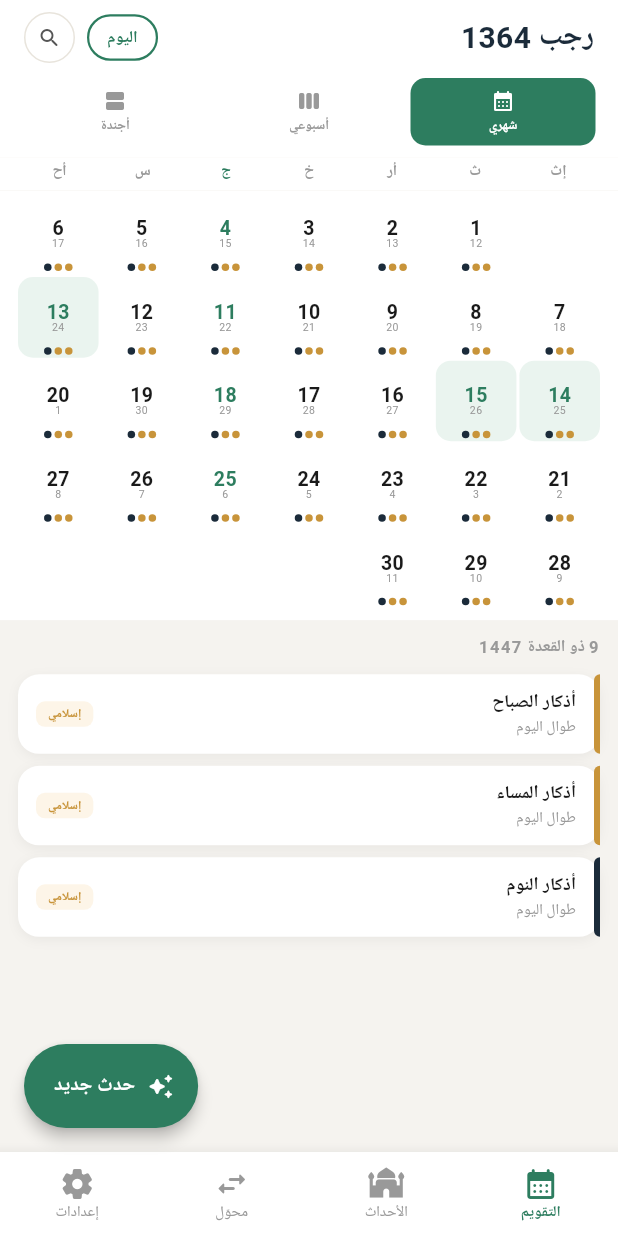
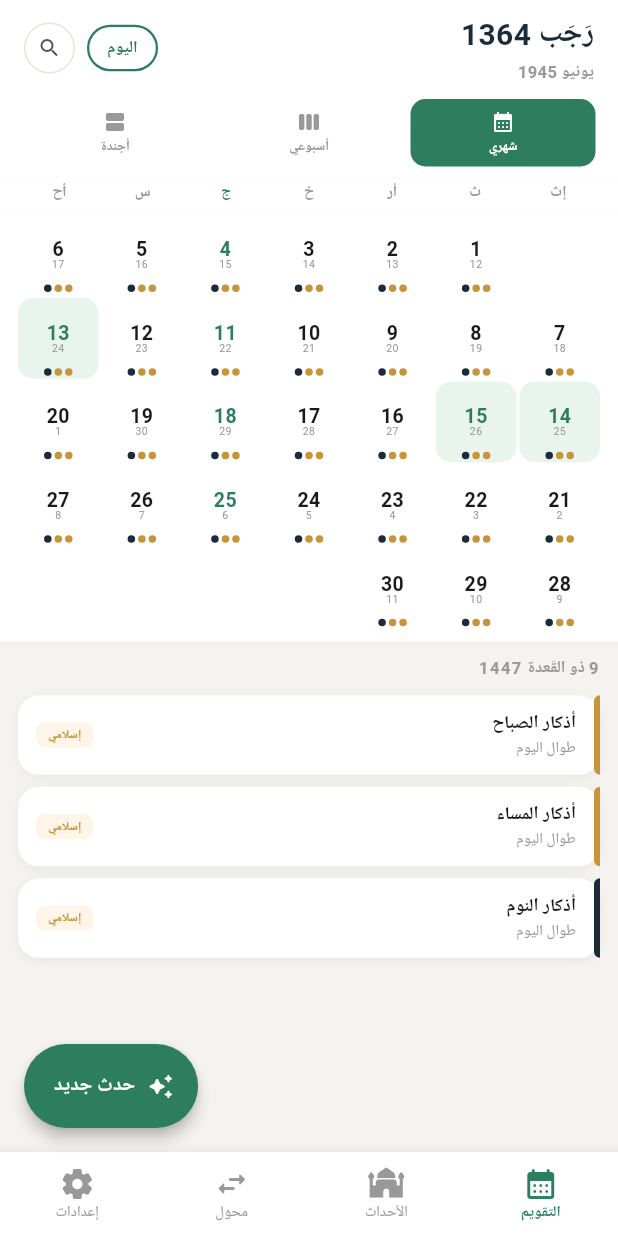
Before and after one commit to ennifimohammed-dotcom/hijri-calandar-8, a Flutter app: the HomeScreen screen opened directly, after a tap on "شهري", on a phone screen of 412 x 824 dp. Run offline on Flutter 3.47's test engine with Material 3 defaults, Android fonts, the phone set to English and light mode, and no system bars; our stand-ins replace file_picker, flutter_local_notifications, google_fonts, share_plus, shared_preferences, timezone; accounts and stored records are empty; Roboto replaces fonts that are missing (Amiri, Cairo).

Commit message:
Localization, Hijri month names, Western digits, Gregorian under Hijri
Four product-spec improvements applied across the app:

1. Strict canonical Arabic Hijri month spellings (with diacritics)
   in the required order in AppProvider.getHijriMonthName, plus
   matching transliterations for fr/en/es. event_bank_screen no
   longer duplicates the array; it reuses the provider list so all
   month strings stay consistent everywhere.

2. New lib/utils/text_format.dart utility:
   - toWesternDigits(s) maps any Arabic-Indic digits to 0-9
   - gregorianMonthShort(month, locale) and formatGregorianFull
     produce locale-aware Gregorian text with guaranteed Western
     digits, bypassing intl's locale-driven digit substitution
   - formatEventDateTime(d, locale, allDay:) for event screens

3. Calendar top bar now shows the Gregorian month/year in a small
   subtitle line under the Hijri header (Western digits, locale-
   aware month names).

4. Localization fixes and digit normalization:
   - SettingsScreen profile card: app title, Hijri line, Gregorian
     line, and stat labels are all locale-aware now (ar/fr/en/es)
     and routed through toWesternDigits
   - AboutSection version row localized for fr/en/es
   - event_bank_screen monthly subtitles use Western digits in
     Arabic locale ("13 . 14 . 15 كل شهر" instead of Arabic-Indic)
     and add fr/en/es variants
   - add_event_screen Time section pulls the user's locale from
     AppProvider, formats start/end via TextFormat (locale-aware
     month names + Western digits) instead of intl's DateFormat

https://claude.ai/code/session_01SCt5d3yUWrnPkYMz3QEQc9

```diff
--- a/lib/providers/app_provider.dart
+++ b/lib/providers/app_provider.dart
@@ -312,17 +312,37 @@ class AppProvider extends ChangeNotifier {
   // ── Localization ──────────────────────────────────────────
   String getHijriMonthName(int month, String loc) {
     if (month < 1 || month > 12) return '';
-    const ar = ['','محرم','صفر','ربيع الأول','ربيع الآخر','جمادى الأولى',
-        'جمادى الآخرة','رجب','شعبان','رمضان','شوال','ذو القعدة','ذو الحجة'];
-    const fr = ['','Mouharram','Safar',"Rabi'I","Rabi'II",'Joumada I',
-        'Joumada II','Rajab',"Cha'ban",'Ramadan','Chawwal',"Dhou Al-Qi'da",'Dhou Al-Hijja'];
-    const en = ['','Muharram','Safar',"Rabi' al-Awwal","Rabi' al-Thani",
-        'Jumada I','Jumada II','Rajab',"Sha'ban",'Ramadan','Shawwal',
-        "Dhu al-Qi'dah",'Dhu al-Hijjah'];
+    // Canonical Arabic Hijri month names with diacritics, in the
+    // strict order required by the calendar (1: المُحَرَّم … 12: ذو الحِجَّة).
+    const ar = [
+      '',
+      'المُحَرَّم',
+      'صَفَر',
+      'شهْرُ رَبِيعٍ الأولُ',
+      'شهْرُ رَبِيعٍ الآخِرُ',
+      'جُمَادىٰ الأولىٰ',
+      'جُمادىٰ الآخِرة',
+      'رَجَب',
+      'شَعبان',
+      'شهْرُ رَمَضانَ',
+      'شَوَّال',
+      'ذو القَعدة',
+      'ذو الحِجَّة',
+    ];
+    const fr = ['','Mouharram','Safar',"Rabi' al-Awwal","Rabi' al-Akhir",
+        'Joumada al-Oula','Joumada al-Akhira','Rajab','Chaabane',
+        'Ramadan','Chawwal',"Dhou al-Qi'da","Dhou al-Hijja"];
+    const en = ['','Muharram','Safar',"Rabi' al-Awwal","Rabi' al-Akhir",
+        'Jumada al-Ula','Jumada al-Akhira','Rajab',"Sha'ban",
+        'Ramadan','Shawwal',"Dhu al-Qi'dah",'Dhu al-Hijjah'];
+    const es = ['','Muharram','Safar',"Rabi' al-Awwal","Rabi' al-Ajir",
+        'Yumada al-Ula','Yumada al-Ajira','Rayab',"Sha'ban",
+        'Ramadán','Shawwal',"Du al-Qa'da",'Du al-Hiyya'];
     switch (loc) {
       case 'fr': return fr[month];
-      case 'en': case 'es': return en[month];
-      default: return ar[month];
+      case 'en': return en[month];
+      case 'es': return es[month];
+      default:   return ar[month];
     }
   }
 
--- a/lib/screens/add_event_screen.dart
+++ b/lib/screens/add_event_screen.dart
@@ -1,7 +1,9 @@
 import 'package:flutter/material.dart';
 import 'package:google_fonts/google_fonts.dart';
-import 'package:intl/intl.dart';
+import 'package:provider/provider.dart';
 import '../models/event_model.dart';
+import '../providers/app_provider.dart';
+import '../utils/text_format.dart';
 import '../theme.dart';
 
 /// Add / Edit Event screen — Time + Recurrence + Notifications input.
@@ -145,6 +147,7 @@ class _AddEventScreenState extends State<AddEventScreen> {
             const SizedBox(height: 12),
             _TimeSection(
               draft: _draft,
+              locale: context.watch<AppProvider>().locale,
               onAllDayChanged: (v) =>
                   setState(() => _draft.toggleAllDay(v)),
               onStartTap: _pickStart,
@@ -493,20 +496,23 @@ class _KindSelector extends StatelessWidget {
 
 class _TimeSection extends StatelessWidget {
   final _EventDraft draft;
+  final String locale;
   final ValueChanged<bool> onAllDayChanged;
   final VoidCallback onStartTap;
   final VoidCallback onEndTap;
   const _TimeSection({
     required this.draft,
+    required this.locale,
     required this.onAllDayChanged,
     required this.onStartTap,
     required this.onEndTap,
   });
 
   String _format(DateTime d) {
-    return draft.isAllDay
-        ? DateFormat.yMMMd().format(d)
-        : DateFormat.yMMMd().add_Hm().format(d);
+    // Locale-aware date string with strict Western digits.
+    return TextFormat.toWesternDigits(
+      TextFormat.formatEventDateTime(d, locale, allDay: draft.isAllDay),
+    );
   }
 
   @override
--- a/lib/screens/calendar_screen.dart
+++ b/lib/screens/calendar_screen.dart
@@ -4,6 +4,7 @@ import 'package:provider/provider.dart';
 import '../models/event_model.dart';
 import '../providers/app_provider.dart';
 import '../utils/hijri_utils.dart';
+import '../utils/text_format.dart';
 import '../theme.dart';
 import 'add_event_screen.dart';
 import 'search_screen.dart';
@@ -53,19 +54,45 @@ class _CalendarScreenState extends State<CalendarScreen> {
     final surf = isDark ? AppColors.darkSurface : AppColors.white;
     final m = p.currentMonth;
     final monthName = '${p.getHijriMonthName(m.hMonth, p.locale)} ${m.hYear}';
+    // Bridge to Gregorian so we can show the corresponding month/year
+    // beneath the Hijri header (small font, Western digits enforced).
+    DateTime gregFirst;
+    try {
+      gregFirst = HijriDate.hijriToGregorian(m.hYear, m.hMonth, 1);
+    } catch (_) {
+      gregFirst = DateTime.now();
+    }
+    final gregLabel = TextFormat.toWesternDigits(
+      TextFormat.formatGregorianMonthYear(gregFirst, p.locale),
+    );
     return Container(
       color: surf,
       padding: const EdgeInsets.fromLTRB(16, 8, 16, 10),
       child: Row(
         children: [
           Expanded(
-            child: Text(
-              monthName,
-              style: GoogleFonts.amiri(
-                fontSize: 20,
-                fontWeight: FontWeight.bold,
-                color: isDark ? AppColors.darkText : AppColors.navy,
-              ),
+            child: Column(
+              crossAxisAlignment: CrossAxisAlignment.start,
+              mainAxisSize: MainAxisSize.min,
+              children: [
+                Text(
+                  TextFormat.toWesternDigits(monthName),
+                  style: GoogleFonts.amiri(
+                    fontSize: 20,
+                    fontWeight: FontWeight.bold,
+                    color: isDark ? AppColors.darkText : AppColors.navy,
+                  ),
+                ),
+                const SizedBox(height: 2),
+                Text(
+                  gregLabel,
+                  style: GoogleFonts.cairo(
+                    fontSize: 11,
+                    fontWeight: FontWeight.w600,
+                    color: isDark ? AppColors.darkText3 : AppColors.text3,
+                  ),
+                ),
+              ],
             ),
           ),
           _TodayButton(p: p, isDark: isDark, onTap: () {
--- a/lib/screens/event_bank_screen.dart
+++ b/lib/screens/event_bank_screen.dart
@@ -368,22 +368,29 @@ class _EventRow extends StatelessWidget {
           : 'Every Mon & Thu';
     }
     if (cfg.isMonthly) {
+      // Per spec: numbers must always be Western digits (0-9) in
+      // every locale, including Arabic.
       if (cfg.id == 'ayyam_albid') {
-        return loc == 'ar' ? '١٣ · ١٤ · ١٥ كل شهر'
-            : '13 · 14 · 15 chaque mois';
+        return loc == 'ar' ? '13 · 14 · 15 كل شهر'
+            : loc == 'fr' ? '13 · 14 · 15 chaque mois'
+            : loc == 'es' ? '13 · 14 · 15 cada mes'
+            : '13 · 14 · 15 each month';
       }
       if (cfg.id == 'hijama') {
-        return loc == 'ar' ? '١٧ · ١٩ · ٢١ كل شهر'
-            : '17 · 19 · 21 chaque mois';
+        return loc == 'ar' ? '17 · 19 · 21 كل شهر'
+            : loc == 'fr' ? '17 · 19 · 21 chaque mois'
+            : loc == 'es' ? '17 · 19 · 21 cada mes'
+            : '17 · 19 · 21 each month';
       }
-      return loc == 'ar' ? 'كل شهر' : 'Mensuel';
+      return loc == 'ar' ? 'كل شهر'
+          : loc == 'fr' ? 'Mensuel'
+          : loc == 'es' ? 'Mensual'
+          : 'Monthly';
     }
-    // Annual
-    final months = loc == 'ar'
-        ? ['','محرم','صفر','ربيع الأول','ربيع الآخر','جمادى الأولى','جمادى الآخرة','رجب','شعبان','رمضان','شوال','ذو القعدة','ذو الحجة']
-        : ['','Mouharram','Safar',"Rabi'I","Rabi'II",'Joumada I','Joumada II','Rajab',"Cha'ban",'Ramadan','Chawwal',"Dhou Al-Qi'da",'Dhou Al-Hijja'];
+    // Annual: reuse the canonical month list from the provider so
+    // spellings stay consistent across the whole app.
     if (cfg.month > 0 && cfg.month <= 12) {
-      return '${cfg.day} ${months[cfg.month]}';
+      return '${cfg.day} ${p.getHijriMonthName(cfg.month, loc)}';
     }
     return '';
   }
--- a/lib/screens/settings_screen.dart
+++ b/lib/screens/settings_screen.dart
@@ -4,6 +4,7 @@ import 'package:provider/provider.dart';
 import '../models/notification_settings.dart';
 import '../providers/app_provider.dart';
 import '../utils/hijri_utils.dart';
+import '../utils/text_format.dart';
 import '../theme.dart';
 import 'notification_settings_screen.dart';
 
@@ -150,11 +151,17 @@ class _ProfileCard extends StatelessWidget {
   @override
   Widget build(BuildContext context) {
     final today = HijriDate.now();
-    DateTime greg = DateTime.now();
-    String gregStr = '${greg.day}/${greg.month}/${greg.year}';
+    final greg = DateTime.now();
+    final loc = p.locale;
     final enabled = p.islamicEventsEnabled.values.where((v) => v).length;
-    const months = ['','Jan','Fév','Mar','Avr','Mai','Jun','Jul','Aoû','Sep','Oct','Nov','Déc'];
-    gregStr = '${greg.day} ${months[greg.month]} ${greg.year}';
+    final appTitle = loc == 'ar' ? 'تقويم الهجري'
+        : loc == 'fr' ? 'Calendrier Hégirien'
+        : loc == 'es' ? 'Calendario Hijri'
+        : 'Hijri Calendar';
+    final hijriLine = TextFormat.toWesternDigits(
+        '${today.hDay} ${p.getHijriMonthName(today.hMonth, loc)} ${today.hYear}');
+    final gregStr = TextFormat.toWesternDigits(
+        TextFormat.formatGregorianFull(greg, loc));
 
     return _Card(
       isDark: isDark,
@@ -175,10 +182,10 @@ class _ProfileCard extends StatelessWidget {
               Expanded(child: Column(
                 crossAxisAlignment: CrossAxisAlignment.start,
                 children: [
-                  Text('تقويم الهجري', style: GoogleFonts.amiri(
+                  Text(appTitle, style: GoogleFonts.amiri(
                       fontSize: 18, fontWeight: FontWeight.bold,
                       color: isDark ? AppColors.darkText : AppColors.navy)),
-                  Text('${today.hDay} ${p.getHijriMonthName(today.hMonth, p.locale)} ${today.hYear}',
+                  Text(hijriLine,
                     style: GoogleFonts.cairo(fontSize: 11, color: AppColors.green,
                         fontWeight: FontWeight.w700)),
                   Text(gregStr, style: GoogleFonts.cairo(fontSize: 10, color: AppColors.text3)),
@@ -199,13 +206,22 @@ class _ProfileCard extends StatelessWidget {
           const SizedBox(height: 14),
           Row(children: [
             _StatBox(value: '${p.userEvents.length}',
-              label: p.locale == 'ar' ? 'أحداث' : 'Events', isDark: isDark),
+              label: loc == 'ar' ? 'أحداث'
+                  : loc == 'fr' ? 'Événements'
+                  : loc == 'es' ? 'Eventos'
+                  : 'Events', isDark: isDark),
             const SizedBox(width: 8),
             _StatBox(value: '$enabled',
-              label: p.locale == 'ar' ? 'إسلامية' : 'Islamiques', isDark: isDark),
+              label: loc == 'ar' ? 'إسلامية'
+                  : loc == 'fr' ? 'Islamiques'
+                  : loc == 'es' ? 'Islámicos'
+                  : 'Islamic', isDark: isDark),
             const SizedBox(width: 8),
             _StatBox(value: '${today.hYear}',
-              label: p.locale == 'ar' ? 'السنة' : 'Année', isDark: isDark),
+              label: loc == 'ar' ? 'السنة'
+                  : loc == 'fr' ? 'Année'
+                  : loc == 'es' ? 'Año'
+                  : 'Year', isDark: isDark),
           ]),
         ],
       ),
@@ -763,8 +779,14 @@ class _AboutSection extends StatelessWidget {
           child: Column(children: [
             _SettRow(
               emoji: 'ℹ️', bg: AppColors.bluePale,
-              title: loc == 'ar' ? 'الإصدار' : 'Version',
-              sub: 'تقويم الهجري',
+              title: loc == 'ar' ? 'الإصدار'
+                  : loc == 'fr' ? 'Version'
+                  : loc == 'es' ? 'Versión'
+                  : 'Version',
+              sub: loc == 'ar' ? 'تقويم الهجري'
+                  : loc == 'fr' ? 'Calendrier Hégirien'
+                  : loc == 'es' ? 'Calendario Hijri'
+                  : 'Hijri Calendar',
               trailing: Text('1.0.0', style: GoogleFonts.cairo(
                   fontSize: 11, color: AppColors.text3)),
               isDark: isDark),
--- /dev/null
+++ b/lib/utils/text_format.dart
@@ -0,0 +1,82 @@
+/// Project-wide text formatting helpers.
+///
+/// Hard requirements (per product spec):
+///   * Numbers MUST always render as Western digits (0-9), in every
+///     locale, including Arabic. Arabic-Indic digits (٠-٩) are
+///     forbidden in user-facing output.
+///   * Gregorian month names follow the chosen UI locale.
+class TextFormat {
+  static const List<String> _arabicIndicDigits = [
+    '٠', '١', '٢', '٣', '٤', '٥', '٦', '٧', '٨', '٩',
+  ];
+
+  /// Replaces any Arabic-Indic digits in [input] with their Western
+  /// equivalents. Other characters are kept as-is.
+  static String toWesternDigits(String input) {
+    var s = input;
+    for (var i = 0; i < _arabicIndicDigits.length; i++) {
+      s = s.replaceAll(_arabicIndicDigits[i], i.toString());
+    }
+    return s;
+  }
+
+  // ── Gregorian short month names per locale ──────────────────
+  static const List<String> _gregMonthsAr = [
+    '', 'يناير', 'فبراير', 'مارس', 'أبريل', 'مايو', 'يونيو',
+    'يوليو', 'أغسطس', 'سبتمبر', 'أكتوبر', 'نوفمبر', 'ديسمبر',
+  ];
+  static const List<String> _gregMonthsFr = [
+    '', 'janv.', 'févr.', 'mars', 'avr.', 'mai', 'juin',
+    'juil.', 'août', 'sept.', 'oct.', 'nov.', 'déc.',
+  ];
+  static const List<String> _gregMonthsEn = [
+    '', 'Jan', 'Feb', 'Mar', 'Apr', 'May', 'Jun',
+    'Jul', 'Aug', 'Sep', 'Oct', 'Nov', 'Dec',
+  ];
+  static const List<String> _gregMonthsEs = [
+    '', 'ene', 'feb', 'mar', 'abr', 'may', 'jun',
+    'jul', 'ago', 'sept', 'oct', 'nov', 'dic',
+  ];
+
+  static String gregorianMonthShort(int month, String locale) {
+    if (month < 1 || month > 12) return '';
+    switch (locale) {
+      case 'fr': return _gregMonthsFr[month];
+      case 'es': return _gregMonthsEs[month];
+      case 'en': return _gregMonthsEn[month];
+      default:   return _gregMonthsAr[month];
+    }
+  }
+
+  /// "15 Jan 2026" / "15 يناير 2026" / "15 janv. 2026" / "15 ene 2026".
+  /// All digits are Western.
+  static String formatGregorianFull(DateTime d, String locale) {
+    final m = gregorianMonthShort(d.month, locale);
+    return '${d.day} $m ${d.year}';
+  }
+
+  /// "Jan 2026" — short month + year. All digits Western.
+  static String formatGregorianMonthYear(DateTime d, String locale) {
+    final m = gregorianMonthShort(d.month, locale);
+    return '$m ${d.year}';
+  }
+
+  /// "15/01/2026" — purely numeric. All digits Western.
+  static String formatGregorianNumeric(DateTime d) {
+    String two(int n) => n.toString().padLeft(2, '0');
+    return '${two(d.day)}/${two(d.month)}/${d.year}';
+  }
+
+  /// "15 Jan 2026 · 09:30" / "15 Jan 2026" depending on [allDay].
+  /// All digits Western.
+  static String formatEventDateTime(
+    DateTime d,
+    String locale, {
+    required bool allDay,
+  }) {
+    final base = formatGregorianFull(d, locale);
+    if (allDay) return base;
+    String two(int n) => n.toString().padLeft(2, '0');
+    return '$base · ${two(d.hour)}:${two(d.minute)}';
+  }
+}
```
